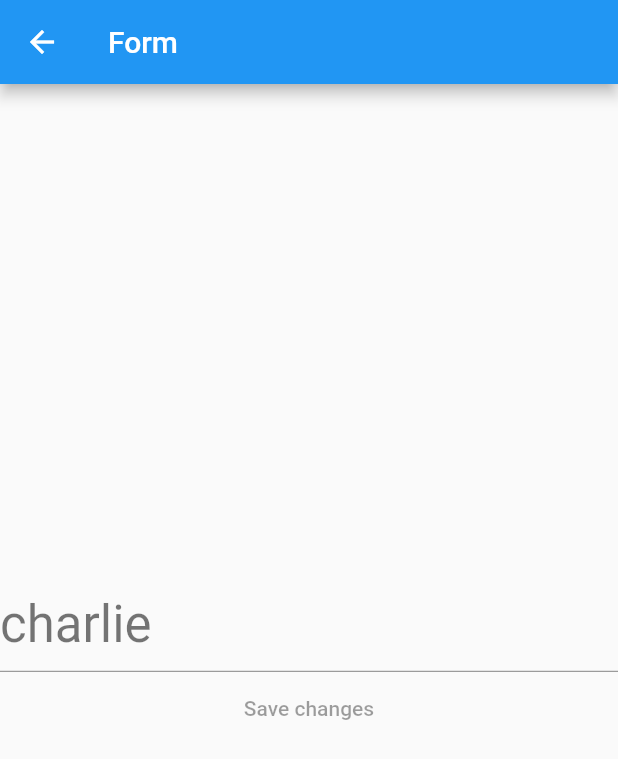
After one commit to RafaO/flutter_form_textfield_button, a Flutter app: the screen it shows after launch, after a tap on "Form basic", on a phone screen of 412 x 824 dp. The commit adds this screen. Shown: the top 759 px of the screen. Run offline on Flutter 3.47's test engine with Material 2 defaults, Android fonts, the phone set to English and light mode, and no system bars.

Commit message:
re add form basic widget

```diff
--- /dev/null
+++ b/lib/form_basic/form_basic_widget.dart
@@ -0,0 +1,74 @@
+import 'package:flutter/material.dart';
+
+class FormBasicWidget extends StatefulWidget {
+  const FormBasicWidget({Key? key}) : super(key: key);
+
+  @override
+  State<FormBasicWidget> createState() => _FormBasicWidgetState();
+}
+
+class _FormBasicWidgetState extends State<FormBasicWidget> {
+  final TextEditingController _textController = TextEditingController();
+  bool _buttonEnabled = false;
+  String? _initialValue;
+
+  @override
+  void initState() {
+    super.initState();
+    _textController.addListener(() {
+      if (_initialValue != null) {
+        final bool updatedValue = _textController.text != _initialValue;
+        if (updatedValue != _buttonEnabled) {
+          setState(() {
+            _buttonEnabled = _textController.text != _initialValue;
+          });
+        }
+      }
+    });
+  }
+
+  @override
+  void dispose() {
+    _textController.dispose();
+    super.dispose();
+  }
+
+  Future<String> _getString() async {
+    await Future.delayed(const Duration(seconds: 1));
+    return "charlie";
+  }
+
+  @override
+  Widget build(BuildContext context) {
+    return Scaffold(
+      appBar: AppBar(
+        title: const Text("Form"),
+      ),
+      body: FutureBuilder<String>(
+          future: _getString(),
+          builder: (BuildContext context, AsyncSnapshot<String> snapshot) {
+            if (_initialValue == null && snapshot.hasData) {
+              final data = snapshot.requireData;
+              _initialValue = data;
+              _textController.text = data;
+            }
+            return Center(
+              child: Column(
+                mainAxisAlignment: MainAxisAlignment.center,
+                children: <Widget>[
+                  TextField(
+                    controller: _textController,
+                    style: Theme.of(context).textTheme.headline4,
+                    enabled: snapshot.hasData,
+                  ),
+                  TextButton(
+                    child: const Text("Save changes"),
+                    onPressed: _buttonEnabled ? () {} : null,
+                  )
+                ],
+              ),
+            );
+          }),
+    );
+  }
+}
--- a/lib/form/form.dart
+++ b/lib/form_provider/form.dart
@@ -1,5 +1,5 @@
 import 'package:flutter/material.dart';
-import 'package:other/form/form_content.dart';
+import 'package:other/form_provider/form_content.dart';
 import 'package:provider/provider.dart';
 
 class FormWidget extends StatefulWidget {
--- a/lib/main.dart
+++ b/lib/main.dart
@@ -1,6 +1,7 @@
 import 'package:flutter/material.dart';
-import 'package:other/form/form.dart';
-import 'package:other/form/form_content.dart';
+import 'package:other/form_basic/form_basic_widget.dart';
+import 'package:other/form_provider/form.dart';
+import 'package:other/form_provider/form_content.dart';
 import 'package:provider/provider.dart';
 
 void main() {
@@ -38,7 +39,17 @@ class MyHomePage extends StatelessWidget {
         padding: const EdgeInsets.all(8),
         children: <Widget>[
           ListTile(
-            title: const Text('Form'),
+            title: const Text('Form basic'),
+            onTap: () {
+              Navigator.of(context).push<void>(
+                MaterialPageRoute<void>(
+                  builder: (BuildContext context) => const FormBasicWidget(),
+                ),
+              );
+            },
+          ),
+          ListTile(
+            title: const Text('Form provider'),
             onTap: () {
               Navigator.of(context).push<void>(
                 MaterialPageRoute<void>(
```
Also changed, not shown: lib/form_provider/form_content.dart (renamed from lib/form/form_content.dart).
